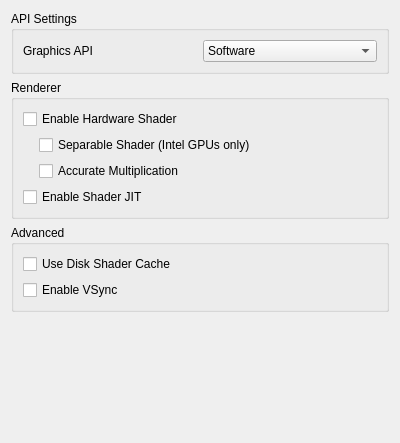
Above: src/citra_qt/configuration/configure_graphics.ui from PabloMK7/citra before the change. Below: the same form after it.
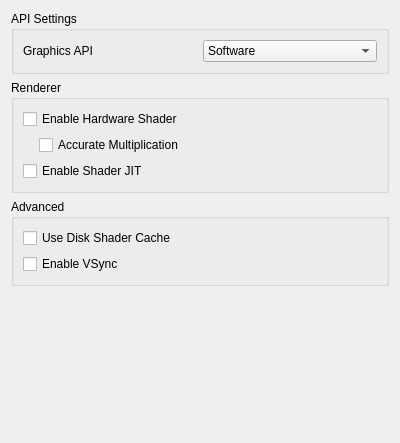
That is the form after the change.

Commit message: Remove remnants of separable shader setting (#6403)

The edit to the form file:
```diff
--- a/src/citra_qt/configuration/configure_graphics.ui
+++ b/src/citra_qt/configuration/configure_graphics.ui
@@ -114,13 +114,6 @@
             <property name="bottomMargin">
              <number>0</number>
             </property>
-            <item>
-             <widget class="QCheckBox" name="toggle_separable_shader">
-              <property name="text">
-               <string>Separable Shader (Intel GPUs only)</string>
-              </property>
-             </widget>
-            </item>
             <item>
              <widget class="QCheckBox" name="toggle_accurate_mul">
               <property name="toolTip">
```
Left out of the diff: 1 changed line with no effect on the pictures. The commit also changes 11 other files.
